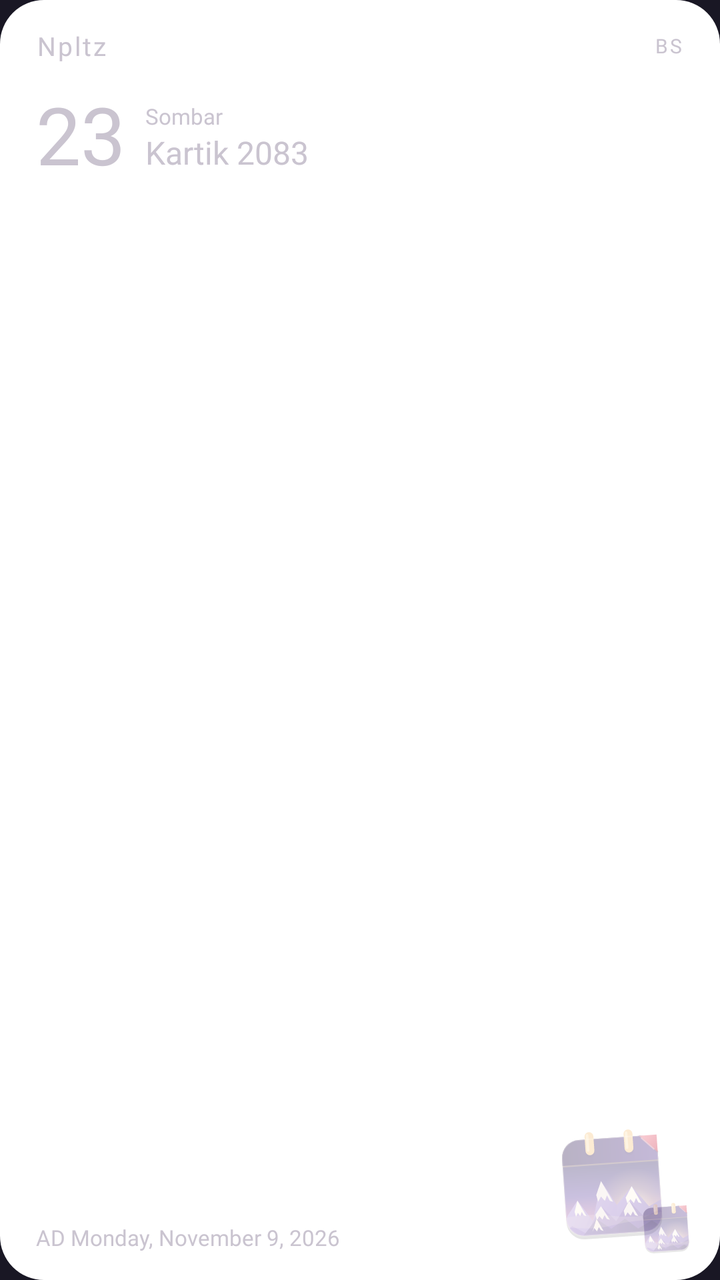
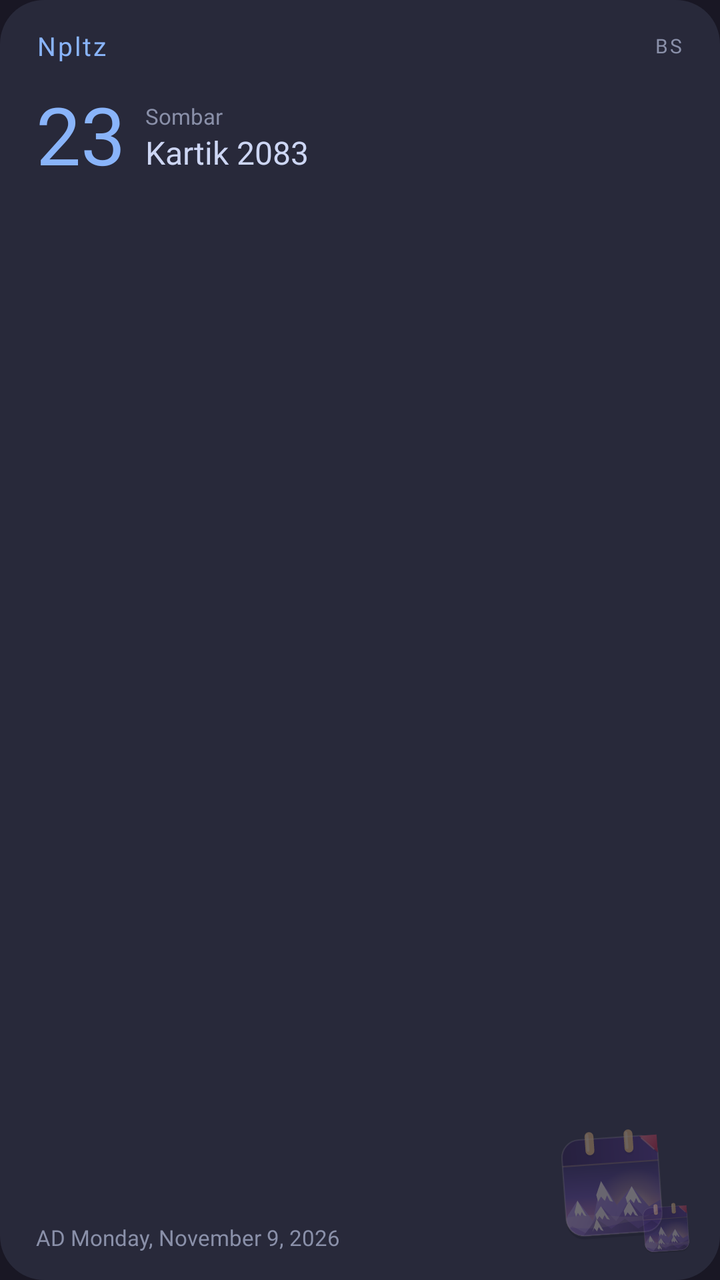

An Android layout rendered at two revisions. The XML below is the earlier revision; the diff shows what the commit changed to produce the second picture.
<!-- AndroidManifest.xml: application theme AppTheme -->
<!-- res/layout/widget_npltz.xml -->
<?xml version="1.0" encoding="utf-8"?>
<FrameLayout xmlns:android="http://schemas.android.com/apk/res/android"
    android:id="@+id/widget_root"
    android:layout_width="match_parent"
    android:layout_height="match_parent">

    <ImageView
        android:id="@+id/widget_background"
        android:layout_width="match_parent"
        android:layout_height="match_parent"
        android:contentDescription="@null"
        android:scaleType="fitXY"
        android:src="@drawable/widget_card_bg" />

    <ImageView
        android:id="@+id/widget_logo"
        android:layout_width="96dp"
        android:layout_height="96dp"
        android:layout_gravity="end|bottom"
        android:layout_marginEnd="6dp"
        android:alpha="0.32"
        android:contentDescription="@null"
        android:scaleType="fitCenter"
        android:src="@drawable/ic_launcher_foreground" />

    <ImageView
        android:id="@+id/widget_logo_compact"
        android:layout_width="44dp"
        android:layout_height="44dp"
        android:layout_gravity="end|bottom"
        android:layout_marginEnd="5dp"
        android:layout_marginBottom="4dp"
        android:alpha="0.30"
        android:contentDescription="@null"
        android:scaleType="fitCenter"
        android:src="@drawable/ic_launcher_foreground" />

    <LinearLayout
        android:id="@+id/widget_content"
        android:layout_width="match_parent"
        android:layout_height="match_parent"
        android:orientation="vertical"
        android:paddingStart="18dp"
        android:paddingTop="14dp"
        android:paddingEnd="18dp"
        android:paddingBottom="14dp">

        <LinearLayout
            android:id="@+id/widget_header"
            android:layout_width="match_parent"
            android:layout_height="wrap_content"
            android:gravity="center_vertical"
            android:orientation="horizontal">

            <TextView
                android:id="@+id/widget_brand"
                android:layout_width="wrap_content"
                android:layout_height="wrap_content"
                android:fontFamily="@font/inter_medium"
                android:letterSpacing="0.08"
                android:text="Npltz"
                android:textSize="13sp" />

            <TextView
                android:layout_width="0dp"
                android:layout_height="1dp"
                android:layout_weight="1" />

            <TextView
                android:id="@+id/widget_bs_label"
                android:layout_width="wrap_content"
                android:layout_height="wrap_content"
                android:fontFamily="@font/inter_medium"
                android:letterSpacing="0.12"
                android:text="BS"
                android:textSize="10sp" />
        </LinearLayout>

        <TextView
            android:id="@+id/widget_accent_line"
            android:layout_width="36dp"
            android:layout_height="2dp"
            android:layout_marginTop="6dp" />

        <LinearLayout
            android:layout_width="match_parent"
            android:layout_height="wrap_content"
            android:layout_marginTop="6dp"
            android:baselineAligned="false"
            android:gravity="center_vertical"
            android:orientation="horizontal">

            <TextView
                android:id="@+id/widget_day"
                android:layout_width="wrap_content"
                android:layout_height="wrap_content"
                android:fontFamily="@font/inter_medium"
                android:includeFontPadding="false"
                android:text="23"
                android:textSize="40sp" />

            <LinearLayout
                android:layout_width="0dp"
                android:layout_height="wrap_content"
                android:layout_marginStart="10dp"
                android:layout_weight="1"
                android:gravity="bottom"
                android:orientation="vertical">

                <TextView
                    android:id="@+id/widget_weekday"
                    android:layout_width="match_parent"
                    android:layout_height="wrap_content"
                    android:ellipsize="end"
                    android:fontFamily="@font/inter_regular"
                    android:maxLines="1"
                    android:text="Sombar"
                    android:textSize="11sp" />

                <TextView
                    android:id="@+id/widget_month"
                    android:layout_width="match_parent"
                    android:layout_height="wrap_content"
                    android:ellipsize="end"
                    android:fontFamily="@font/inter_medium"
                    android:maxLines="1"
                    android:text="Kartik 2083"
                    android:textSize="16sp" />
            </LinearLayout>
        </LinearLayout>

        <TextView
            android:layout_width="0dp"
            android:layout_height="0dp"
            android:layout_weight="1" />

        <TextView
            android:id="@+id/widget_ad"
            android:layout_width="match_parent"
            android:layout_height="wrap_content"
            android:ellipsize="end"
            android:fontFamily="@font/inter_regular"
            android:maxLines="1"
            android:text="AD Monday, November 9, 2026"
            android:textSize="11sp" />
    </LinearLayout>
</FrameLayout>
<!-- resources referenced by this layout -->
<resources>
  <!-- drawable ic_launcher_foreground: vector/xml drawable (drawable, 9039 chars, omitted) -->
  <!-- drawable widget_card_bg (drawable) -->
  <?xml version="1.0" encoding="utf-8"?>
  <shape xmlns:android="http://schemas.android.com/apk/res/android"
      android:shape="rectangle">
      <solid android:color="#FFFFFFFF" />
      <corners android:radius="22dp" />
  </shape>
  <style name="AppTheme" parent="AppThemeBase" />
  <style name="AppThemeBase" parent="Theme.Material3.Dark.NoActionBar">
          <item name="android:windowBackground">@drawable/splash_background</item>
          <item name="android:statusBarColor">@android:color/transparent</item>
          <item name="android:navigationBarColor">@android:color/transparent</item>
          <item name="android:windowNoTitle">true</item>
          <item name="android:windowActionModeOverlay">true</item>
          <item name="android:windowLightStatusBar">false</item>
          <item name="android:windowLightNavigationBar" tools:targetApi="27">false</item>
          <item name="android:forceDarkAllowed" tools:targetApi="29">false</item>
          <item name="bottomSheetDialogTheme">@style/ThemeOverlay.Npltz.BottomSheetDialog</item>
          <item name="materialAlertDialogTheme">@style/ThemeOverlay.Npltz.AlertDialog</item>
      </style>
  <!-- drawable splash_background (drawable) -->
  <?xml version="1.0" encoding="utf-8"?>
  <layer-list xmlns:android="http://schemas.android.com/apk/res/android">
      <item android:drawable="@color/splash_bg" />
      <item
          android:width="128dp"
          android:height="128dp"
          android:gravity="center"
          android:drawable="@drawable/ic_splash_logo" />
  </layer-list>
  <style name="ThemeOverlay.Npltz.BottomSheetDialog" parent="ThemeOverlay.Material3.BottomSheetDialog">
          <item name="bottomSheetStyle">@style/Widget.Npltz.BottomSheet.Modal</item>
      </style>
  <style name="ThemeOverlay.Npltz.AlertDialog" parent="ThemeOverlay.Material3.MaterialAlertDialog">
          <item name="shapeAppearanceOverlay">@style/ShapeAppearance.Npltz.AlertDialog</item>
      </style>
  <color name="splash_bg">#FF191724</color>
  <!-- drawable ic_splash_logo (drawable) -->
  <?xml version="1.0" encoding="utf-8"?>
  <layer-list xmlns:android="http://schemas.android.com/apk/res/android">
      <item>
          <shape android:shape="rectangle">
              <corners android:radius="28dp" />
              <gradient
                  android:angle="315"
                  android:startColor="#FF7A4DFF"
                  android:centerColor="#FF472494"
                  android:endColor="#FF1A0F38" />
          </shape>
      </item>
      <item android:drawable="@drawable/ic_launcher_foreground" />
  </layer-list>
  <style name="Widget.Npltz.BottomSheet.Modal" parent="Widget.Material3.BottomSheet.Modal">
          <item name="backgroundTint">?attr/colorSurfaceContainerLow</item>
          <item name="shapeAppearance">@style/ShapeAppearance.Npltz.BottomSheet</item>
          <item name="android:paddingTop">8dp</item>
      </style>
  <style name="ShapeAppearance.Npltz.AlertDialog" parent="ShapeAppearance.Material3.LargeComponent">
          <item name="cornerSize">28dp</item>
      </style>
  <style name="ShapeAppearance.Npltz.BottomSheet" parent="ShapeAppearance.Material3.LargeComponent">
          <item name="cornerFamily">rounded</item>
          <item name="cornerSizeTopLeft">28dp</item>
          <item name="cornerSizeTopRight">28dp</item>
          <item name="cornerSizeBottomLeft">0dp</item>
          <item name="cornerSizeBottomRight">0dp</item>
      </style>
</resources>

<!-- the commit's change to res/layout/widget_npltz.xml (unified diff, before → after) -->
@@ -59,6 +59,7 @@
                 android:fontFamily="@font/inter_medium"
                 android:letterSpacing="0.08"
                 android:text="Npltz"
+                android:textColor="#FF89B4FA"
                 android:textSize="13sp" />
 
             <TextView
@@ -73,6 +74,7 @@
                 android:fontFamily="@font/inter_medium"
                 android:letterSpacing="0.12"
                 android:text="BS"
+                android:textColor="#FF8A90A9"
                 android:textSize="10sp" />
         </LinearLayout>
 
@@ -97,6 +99,7 @@
                 android:fontFamily="@font/inter_medium"
                 android:includeFontPadding="false"
                 android:text="23"
+                android:textColor="#FF89B4FA"
                 android:textSize="40sp" />
 
             <LinearLayout
@@ -115,6 +118,7 @@
                     android:fontFamily="@font/inter_regular"
                     android:maxLines="1"
                     android:text="Sombar"
+                    android:textColor="#FF8A90A9"
                     android:textSize="11sp" />
 
                 <TextView
@@ -125,6 +129,7 @@
                     android:fontFamily="@font/inter_medium"
                     android:maxLines="1"
                     android:text="Kartik 2083"
+                    android:textColor="#FFCDD6F4"
                     android:textSize="16sp" />
             </LinearLayout>
         </LinearLayout>
@@ -142,6 +147,7 @@
             android:fontFamily="@font/inter_regular"
             android:maxLines="1"
             android:text="AD Monday, November 9, 2026"
+            android:textColor="#FF8A90A9"
             android:textSize="11sp" />
     </LinearLayout>
 </FrameLayout>
<!-- resource entries referenced after the edit -->
@@ -5,7 +5,7 @@
   <?xml version="1.0" encoding="utf-8"?>
   <shape xmlns:android="http://schemas.android.com/apk/res/android"
       android:shape="rectangle">
-      <solid android:color="#FFFFFFFF" />
+      <solid android:color="#FF28293A" />
       <corners android:radius="22dp" />
   </shape>
   <style name="AppTheme" parent="AppThemeBase" />
